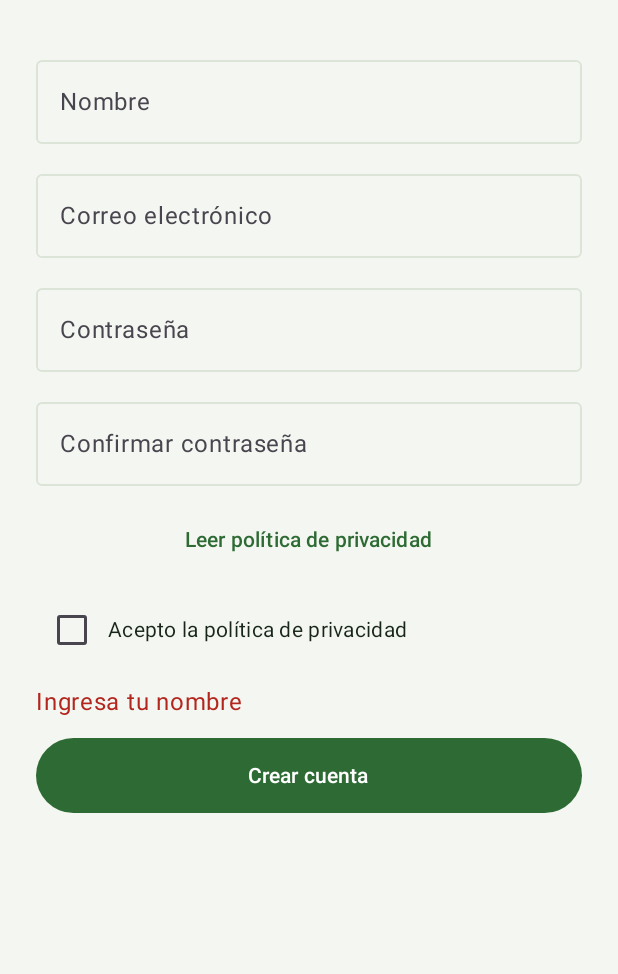
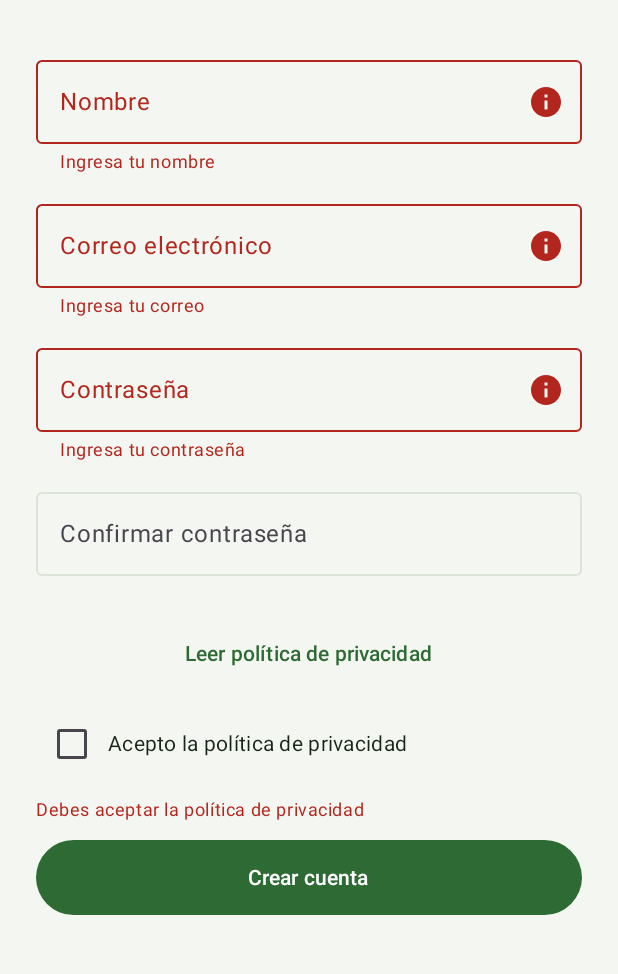
Before and after one commit to matiasfigueroaesc/NutriExpert, an Android app built with Jetpack Compose: the RegistroScreen screen opened through its navigation route, after a tap on "Crear cuenta", on a phone screen of 412 x 824 dp, the part 180-1154 px from its top. Run offline under Robolectric (Android 15) with nearby library versions, the phone set to English and light mode, and no system bars.

Commit message:
feat:  validaciones visuales por campo en registro

```diff
--- a/app/src/main/java/cl/duoc/nutriexpert/ui/views/RegistroScreen.kt
+++ b/app/src/main/java/cl/duoc/nutriexpert/ui/views/RegistroScreen.kt
@@ -12,10 +12,15 @@ import androidx.compose.foundation.layout.padding
 import androidx.compose.foundation.rememberScrollState
 import androidx.compose.foundation.verticalScroll
 import androidx.compose.foundation.text.KeyboardOptions
+import androidx.compose.material.icons.Icons
+import androidx.compose.material.icons.automirrored.filled.ExitToApp
+import androidx.compose.material.icons.filled.Info
 import androidx.compose.material3.AlertDialog
 import androidx.compose.material3.Button
 import androidx.compose.material3.Checkbox
 import androidx.compose.material3.ExperimentalMaterial3Api
+import androidx.compose.material3.Icon
+import androidx.compose.material3.IconButton
 import androidx.compose.material3.MaterialTheme
 import androidx.compose.material3.OutlinedTextField
 import androidx.compose.material3.Scaffold
@@ -36,10 +41,6 @@ import androidx.compose.ui.unit.dp
 import androidx.lifecycle.viewmodel.compose.viewModel
 import androidx.navigation.NavHostController
 import cl.duoc.nutriexpert.viewmodel.RegistroViewModel
-import androidx.compose.material3.Icon
-import androidx.compose.material3.IconButton
-import androidx.compose.material.icons.Icons
-import androidx.compose.material.icons.automirrored.filled.ExitToApp
 
 @OptIn(ExperimentalMaterial3Api::class)
 @Composable
@@ -49,11 +50,10 @@ fun RegistroScreen(navController: NavHostController) {
     val registroViewModel: RegistroViewModel = viewModel()
     val estado = registroViewModel.estado
 
-    // Estado visual: controla la ventana de privacidad
+    // Controla la ventana de privacidad
     var mostrarPolitica by remember {
         mutableStateOf(false)
     }
-
 
     Scaffold(
         topBar = {
@@ -72,7 +72,6 @@ fun RegistroScreen(navController: NavHostController) {
                         )
                     }
                 },
-
                 colors = TopAppBarDefaults.topAppBarColors(
                     containerColor = MaterialTheme.colorScheme.primary,
                     titleContentColor = MaterialTheme.colorScheme.onPrimary
@@ -81,8 +80,7 @@ fun RegistroScreen(navController: NavHostController) {
         }
     ) { innerPadding ->
 
-
-    Column(
+        Column(
             modifier = Modifier
                 .fillMaxSize()
                 .padding(innerPadding)
@@ -106,6 +104,21 @@ fun RegistroScreen(navController: NavHostController) {
                 onValueChange = registroViewModel::onNombreChange,
                 label = { Text("Nombre") },
                 singleLine = true,
+                isError = estado.errores.nombre.isNotEmpty(),
+                supportingText = {
+                    if (estado.errores.nombre.isNotEmpty()) {
+                        Text(estado.errores.nombre)
+                    }
+                },
+                trailingIcon = {
+                    if (estado.errores.nombre.isNotEmpty()) {
+                        Icon(
+                            imageVector = Icons.Default.Info,
+                            contentDescription = "Error en nombre",
+                            tint = MaterialTheme.colorScheme.error
+                        )
+                    }
+                },
                 modifier = Modifier.fillMaxWidth()
             )
 
@@ -118,6 +131,21 @@ fun RegistroScreen(navController: NavHostController) {
                 keyboardOptions = KeyboardOptions(
                     keyboardType = KeyboardType.Email
                 ),
+                isError = estado.errores.correo.isNotEmpty(),
+                supportingText = {
+                    if (estado.errores.correo.isNotEmpty()) {
+                        Text(estado.errores.correo)
+                    }
+                },
+                trailingIcon = {
+                    if (estado.errores.correo.isNotEmpty()) {
+                        Icon(
+                            imageVector = Icons.Default.Info,
+                            contentDescription = "Error en correo",
+                            tint = MaterialTheme.colorScheme.error
+                        )
+                    }
+                },
                 modifier = Modifier.fillMaxWidth()
             )
 
@@ -131,19 +159,50 @@ fun RegistroScreen(navController: NavHostController) {
                 keyboardOptions = KeyboardOptions(
                     keyboardType = KeyboardType.Password
                 ),
+                isError = estado.errores.contrasena.isNotEmpty(),
+                supportingText = {
+                    if (estado.errores.contrasena.isNotEmpty()) {
+                        Text(estado.errores.contrasena)
+                    }
+                },
+                trailingIcon = {
+                    if (estado.errores.contrasena.isNotEmpty()) {
+                        Icon(
+                            imageVector = Icons.Default.Info,
+                            contentDescription = "Error en contraseña",
+                            tint = MaterialTheme.colorScheme.error
+                        )
+                    }
+                },
                 modifier = Modifier.fillMaxWidth()
             )
 
             // Confirmación de contraseña
             OutlinedTextField(
                 value = estado.confirmarContrasena,
-                onValueChange = registroViewModel::onConfirmarContrasenaChange,
+                onValueChange =
+                    registroViewModel::onConfirmarContrasenaChange,
                 label = { Text("Confirmar contraseña") },
                 singleLine = true,
                 visualTransformation = PasswordVisualTransformation(),
                 keyboardOptions = KeyboardOptions(
                     keyboardType = KeyboardType.Password
                 ),
+                isError = estado.errores.confirmarContrasena.isNotEmpty(),
+                supportingText = {
+                    if (estado.errores.confirmarContrasena.isNotEmpty()) {
+                        Text(estado.errores.confirmarContrasena)
+                    }
+                },
+                trailingIcon = {
+                    if (estado.errores.confirmarContrasena.isNotEmpty()) {
+                        Icon(
+                            imageVector = Icons.Default.Info,
+                            contentDescription = "Error al confirmar contraseña",
+                            tint = MaterialTheme.colorScheme.error
+                        )
+                    }
+                },
                 modifier = Modifier.fillMaxWidth()
             )
 
@@ -216,6 +275,7 @@ fun RegistroScreen(navController: NavHostController) {
                 )
             }
 
+            // Aceptación de la política de privacidad
             Row(
                 verticalAlignment = Alignment.CenterVertically,
                 modifier = Modifier.fillMaxWidth()
@@ -232,7 +292,17 @@ fun RegistroScreen(navController: NavHostController) {
                 )
             }
 
-            // Muestra errores de validación
+            // Error de aceptación de privacidad
+            if (estado.errores.privacidad.isNotEmpty()) {
+                Text(
+                    text = estado.errores.privacidad,
+                    color = MaterialTheme.colorScheme.error,
+                    style = MaterialTheme.typography.bodySmall,
+                    modifier = Modifier.fillMaxWidth()
+                )
+            }
+
+            // Mensaje general, si se utiliza
             if (estado.mensajeError.isNotEmpty()) {
                 Text(
                     text = estado.mensajeError,
@@ -241,7 +311,7 @@ fun RegistroScreen(navController: NavHostController) {
                 )
             }
 
-            // Muestra el resultado cuando el formulario es válido
+            // Mensaje cuando el formulario es válido
             if (estado.mensajeInformativo.isNotEmpty()) {
                 Text(
                     text = estado.mensajeInformativo,
--- a/app/src/main/java/cl/duoc/nutriexpert/utils/Validaciones.kt
+++ b/app/src/main/java/cl/duoc/nutriexpert/utils/Validaciones.kt
@@ -117,6 +117,67 @@ fun validarRegistro(
     }
 }
 
+data class ErroresRegistro(
+    val nombre: String = "",
+    val correo: String = "",
+    val contrasena: String = "",
+    val confirmarContrasena: String = "",
+    val privacidad: String = ""
+) {
+    fun hayErrores(): Boolean =
+        nombre.isNotEmpty() ||
+                correo.isNotEmpty() ||
+                contrasena.isNotEmpty() ||
+                confirmarContrasena.isNotEmpty() ||
+                privacidad.isNotEmpty()
+}
+
+fun validarCamposRegistro(
+    nombre: String,
+    correo: String,
+    contrasena: String,
+    confirmarContrasena: String,
+    aceptaPrivacidad: Boolean
+
+): ErroresRegistro {
+
+    return ErroresRegistro(
+        nombre = if (nombre.isBlank()) {
+            "Ingresa tu nombre"
+        } else {
+            ""
+        },
+
+        correo = when {
+            correo.isBlank() -> "Ingresa tu correo"
+            !esEmailValido(correo) ->
+                "El correo no tiene un formato válido"
+            else -> ""
+        },
+
+        contrasena = when {
+            contrasena.isBlank() -> "Ingresa tu contraseña"
+            contrasena.length < 8 ->
+                "La contraseña debe tener al menos 8 caracteres"
+            else -> ""
+        },
+
+        confirmarContrasena = if (
+            confirmarContrasena != contrasena
+        ) {
+            "Las contraseñas no coinciden"
+        } else {
+            ""
+        },
+
+        privacidad = if (!aceptaPrivacidad) {
+            "Debes aceptar la política de privacidad"
+        } else {
+            ""
+        }
+    )
+}
+
 
 
 // Errores del formulario de predio: un mensaje por campo (null = sin error)
--- a/app/src/main/java/cl/duoc/nutriexpert/viewmodel/RegistroViewModel.kt
+++ b/app/src/main/java/cl/duoc/nutriexpert/viewmodel/RegistroViewModel.kt
@@ -5,7 +5,8 @@ import androidx.compose.runtime.getValue
 import androidx.compose.runtime.mutableStateOf
 import androidx.compose.runtime.setValue
 import androidx.lifecycle.ViewModel
-import cl.duoc.nutriexpert.utils.validarRegistro
+import cl.duoc.nutriexpert.utils.ErroresRegistro
+import cl.duoc.nutriexpert.utils.validarCamposRegistro
 
 // Guarda los datos y el resultado del formulario de registro
 data class RegistroState(
@@ -14,6 +15,7 @@ data class RegistroState(
     val contrasena: String = "",
     val confirmarContrasena: String = "",
     val aceptaPrivacidad: Boolean = false,
+    val errores: ErroresRegistro = ErroresRegistro(),
     val mensajeError: String = "",
     val mensajeInformativo: String = ""
 )
@@ -27,6 +29,7 @@ class RegistroViewModel : ViewModel() {
     fun onNombreChange(valor: String) {
         estado = estado.copy(
             nombre = valor,
+            errores = estado.errores.copy(nombre = ""),
             mensajeError = "",
             mensajeInformativo = ""
         )
@@ -35,6 +38,7 @@ class RegistroViewModel : ViewModel() {
     fun onCorreoChange(valor: String) {
         estado = estado.copy(
             correo = valor,
+            errores = estado.errores.copy(correo = ""),
             mensajeError = "",
             mensajeInformativo = ""
         )
@@ -43,6 +47,10 @@ class RegistroViewModel : ViewModel() {
     fun onContrasenaChange(valor: String) {
         estado = estado.copy(
             contrasena = valor,
+            errores = estado.errores.copy(
+                contrasena = "",
+                confirmarContrasena = ""
+            ),
             mensajeError = "",
             mensajeInformativo = ""
         )
@@ -51,6 +59,7 @@ class RegistroViewModel : ViewModel() {
     fun onConfirmarContrasenaChange(valor: String) {
         estado = estado.copy(
             confirmarContrasena = valor,
+            errores = estado.errores.copy(confirmarContrasena = ""),
             mensajeError = "",
             mensajeInformativo = ""
         )
@@ -59,15 +68,16 @@ class RegistroViewModel : ViewModel() {
     fun onAceptaPrivacidadChange(valor: Boolean) {
         estado = estado.copy(
             aceptaPrivacidad = valor,
+            errores = estado.errores.copy(privacidad = ""),
             mensajeError = "",
             mensajeInformativo = ""
         )
     }
 
-    // Utiliza las validaciones existentes del proyecto
+    // Valida cada campo del formulario por separado
     fun registrar() {
 
-        val error = validarRegistro(
+        val erroresFormulario = validarCamposRegistro(
             nombre = estado.nombre,
             correo = estado.correo,
             contrasena = estado.contrasena,
@@ -75,9 +85,10 @@ class RegistroViewModel : ViewModel() {
             aceptaPrivacidad = estado.aceptaPrivacidad
         )
 
-        if (error.isNotEmpty()) {
+        if (erroresFormulario.hayErrores()) {
             estado = estado.copy(
-                mensajeError = error,
+                errores = erroresFormulario,
+                mensajeError = "",
                 mensajeInformativo = ""
             )
             return
@@ -85,6 +96,7 @@ class RegistroViewModel : ViewModel() {
 
         // El backend de registro todavía no está implementado
         estado = estado.copy(
+            errores = ErroresRegistro(),
             mensajeError = "",
             mensajeInformativo =
                 "Formulario válido. El registro aún no está disponible."
```
